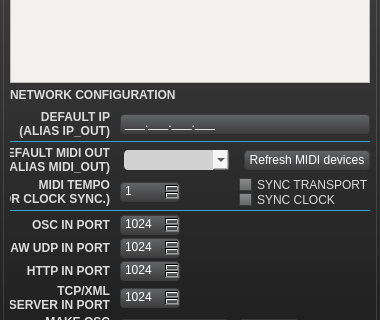
First picture: the form in uiinspector.ui, repository buzzinglight/IanniX, before the edit; both pictures show x 0 to 380 and y 208 to 528 of the 380 by 665 pixel window.
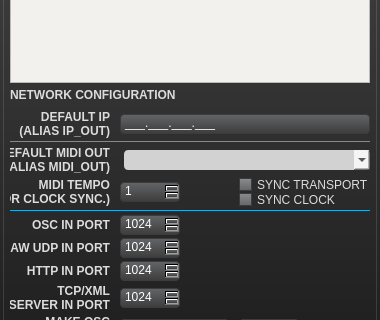
Second picture: the form after the edit. The open tabs and pages were chosen to show the change. Icons and pictures are not drawn.

```diff
--- a/uiinspector.ui
+++ b/uiinspector.ui
@@ -3460,7 +3460,7 @@
                 </property>
                </widget>
               </item>
-              <item row="2" column="1">
+              <item row="2" column="1" colspan="2">
                <widget class="QComboBox" name="midiOutCombo">
                 <property name="minimumSize">
                  <size>
@@ -3520,28 +3520,6 @@
                 </property>
                </widget>
               </item>
-              <item row="2" column="2">
-               <widget class="QPushButton" name="midiOutRefresh">
-                <property name="minimumSize">
-                 <size>
-                  <width>0</width>
-                  <height>20</height>
-                 </size>
-                </property>
-                <property name="maximumSize">
-                 <size>
-                  <width>16777215</width>
-                  <height>20</height>
-                 </size>
-                </property>
-                <property name="statusTip">
-                 <string>Click here to refresh the MIDI in/out available devices</string>
-                </property>
-                <property name="text">
-                 <string>Refresh MIDI devices</string>
-                </property>
-               </widget>
-              </item>
               <item row="4" column="0">
                <widget class="QLabel" name="midiTempoLabel">
                 <property name="minimumSize">
```
Left out of the diff: 17 changed lines with no effect on the pictures.
